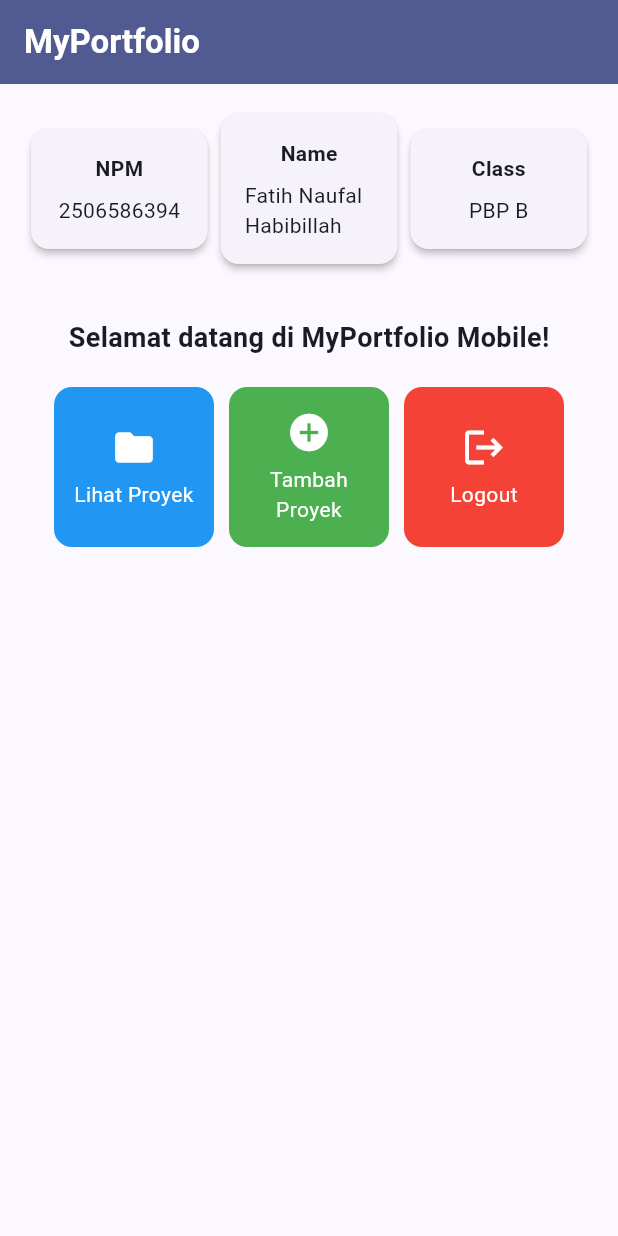
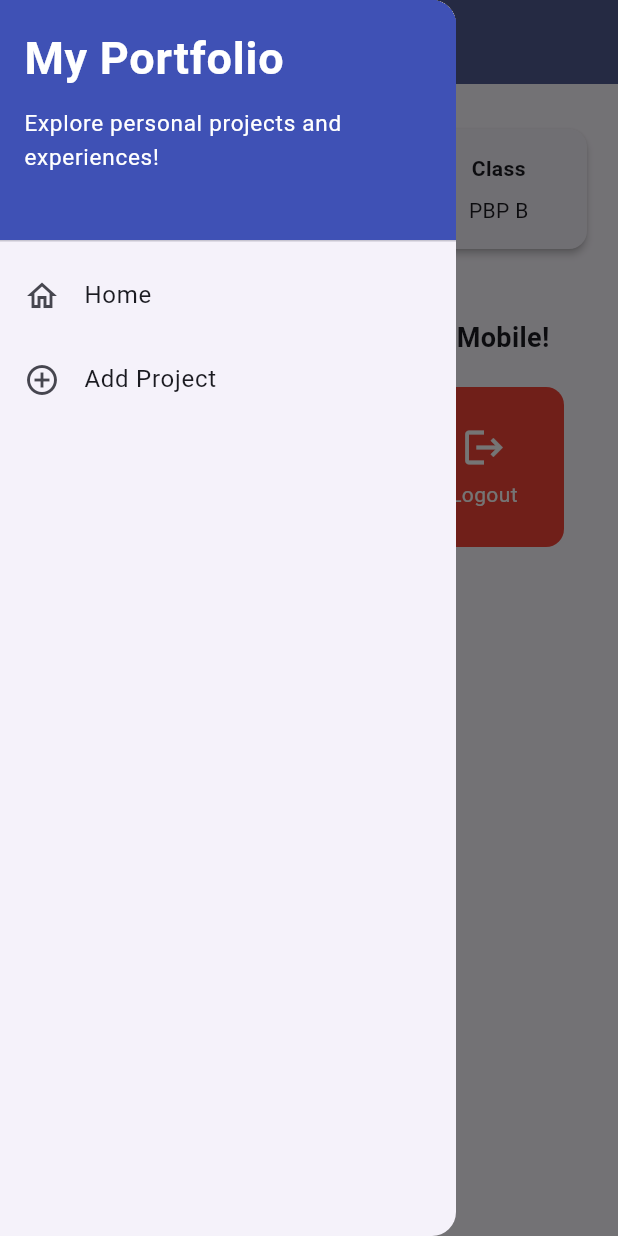
Before and after one commit to MightBeFonias/myportfolio_mobile, a Flutter app: the screen it shows after launch, with the side drawer open (before the commit the screen has no drawer), on a phone screen of 412 x 824 dp. Run offline on Flutter 3.47's test engine with Material 3 defaults, Android fonts, the phone set to English and light mode, and no system bars.

Commit message:
Tutorial 9

```diff
--- /dev/null
+++ b/lib/widgets/left_drawer.dart
@@ -0,0 +1,60 @@
+import 'package:flutter/material.dart';
+import 'package:myportfolio_mobile/menu.dart';
+import 'package:myportfolio_mobile/project_form.dart';
+
+class LeftDrawer extends StatelessWidget {
+  const LeftDrawer({super.key});
+
+  @override
+  Widget build(BuildContext context) {
+    return Drawer(
+      child: ListView(
+        children: [
+          const DrawerHeader(
+            decoration: BoxDecoration(color: Colors.indigo),
+            child: Column(
+              crossAxisAlignment: CrossAxisAlignment.start,
+              children: [
+                Text(
+                  'My Portfolio',
+                  style: TextStyle(
+                    fontSize: 30,
+                    fontWeight: FontWeight.bold,
+                    color: Colors.white,
+                  ),
+                ),
+                SizedBox(height: 10),
+                Text(
+                  'Explore personal projects and experiences!',
+                  style: TextStyle(fontSize: 15, color: Colors.white),
+                ),
+              ],
+            ),
+          ),
+          ListTile(
+            leading: const Icon(Icons.home_outlined),
+            title: const Text('Home'),
+            // Navigasi ke halaman utama portofolio
+            onTap: () {
+              Navigator.pushReplacement(
+                context,
+                MaterialPageRoute(builder: (context) => MyHomePage()),
+              );
+            },
+          ),
+          ListTile(
+            leading: const Icon(Icons.add_circle_outline),
+            title: const Text('Add Project'),
+            // Navigasi ke halaman tambah proyek
+            onTap: () {
+              Navigator.pushReplacement(
+                context,
+                MaterialPageRoute(builder: (context) => ProjectFormPage()),
+              );
+            },
+          ),
+        ],
+      ),
+    );
+  }
+}
```
Also changed, not shown: lib/menu.dart (+12 -0 lines), lib/project_form.dart (added, +213 -0 lines).
